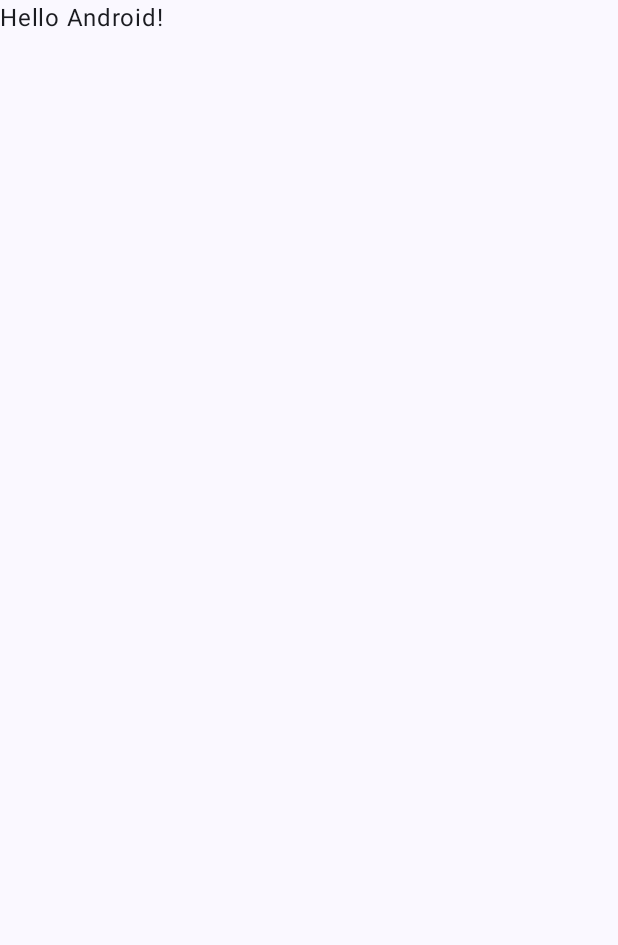
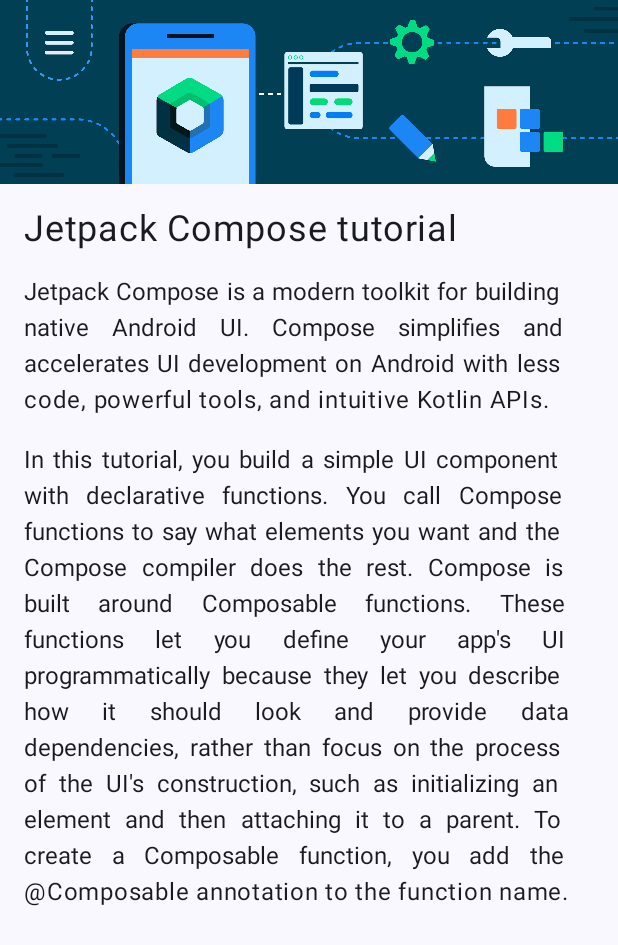
Before and after one commit to Sajeewamalith/Compose_article, an Android app built with Jetpack Compose: the screen it shows after launch (MainActivity), on a phone screen of 412 x 824 dp. Before the commit the part shown is almost empty. Shown: the top 945 px of the screen. Run offline under Robolectric (Android 15) with nearby library versions, the phone set to English and light mode, and no system bars.

Commit message:
Complete ComposeArticle
- Set the image to fill the entire screen's width.
- Set the first Text composable to a 24sp font size and 16dp padding (start, end, bottom, and top).
- Set the second Text composable to a default font size, 16dp padding(start and end), and Justify text align.
- Set the third Text composable to a default font size, 16dp padding (start, end, bottom, and top), and Justify text align.

```diff
--- a/app/src/main/java/com/example/composearticle/MainActivity.kt
+++ b/app/src/main/java/com/example/composearticle/MainActivity.kt
@@ -4,14 +4,23 @@ import android.os.Bundle
 import androidx.activity.ComponentActivity
 import androidx.activity.compose.setContent
 import androidx.activity.enableEdgeToEdge
+import androidx.compose.foundation.Image
+import androidx.compose.foundation.layout.Column
 import androidx.compose.foundation.layout.fillMaxSize
 import androidx.compose.foundation.layout.padding
-import androidx.compose.material3.Scaffold
+import androidx.compose.material3.MaterialTheme
+import androidx.compose.material3.Surface
 import androidx.compose.material3.Text
 import androidx.compose.runtime.Composable
 import androidx.compose.ui.Modifier
+import androidx.compose.ui.res.painterResource
+import androidx.compose.ui.res.stringResource
+import androidx.compose.ui.text.style.TextAlign
 import androidx.compose.ui.tooling.preview.Preview
+import androidx.compose.ui.unit.dp
+import androidx.compose.ui.unit.sp
 import com.example.composearticle.ui.theme.ComposeArticleTheme
+
 
 class MainActivity : ComponentActivity() {
     override fun onCreate(savedInstanceState: Bundle?) {
@@ -19,29 +28,55 @@ class MainActivity : ComponentActivity() {
         enableEdgeToEdge()
         setContent {
             ComposeArticleTheme {
-                Scaffold(modifier = Modifier.fillMaxSize()) { innerPadding ->
-                    Greeting(
-                        name = "Android",
-                        modifier = Modifier.padding(innerPadding)
-                    )
-                }
+               Surface(
+                   modifier = Modifier.fillMaxSize(),
+                   color = MaterialTheme.colorScheme.background
+               ) {
+                       ComposeArticlePage(title = stringResource(R.string.title),
+                           shortDescription = stringResource(R.string.short_description),
+                           longDescription = stringResource(R.string.long_description))
+               }
             }
         }
     }
 }
 
 @Composable
-fun Greeting(name: String, modifier: Modifier = Modifier) {
-    Text(
-        text = "Hello $name!",
-        modifier = modifier
-    )
+fun ComposeArticlePage(title: String, shortDescription: String,
+                       longDescription: String, modifier: Modifier = Modifier) {
+        val image = painterResource(R.drawable.bg_compose_background)
+
+    Column (modifier = modifier){
+        Image(
+            painter = image,
+            contentDescription = null
+        )
+       Text(
+           text = title,
+           fontSize = 24.sp,
+           modifier = Modifier.padding(16.dp)
+       )
+       Text(
+           text = shortDescription,
+           fontSize = 16.sp,
+           modifier = Modifier.padding(start = 16.dp, end = 16.dp),
+           textAlign = TextAlign.Justify)
+       Text(
+           text = longDescription,
+           fontSize = 16.sp,
+           modifier = Modifier.padding(16.dp),
+           textAlign = TextAlign.Justify
+       )
+    }
+
 }
 
 @Preview(showBackground = true)
 @Composable
-fun GreetingPreview() {
+fun ComposeArticlePagePreview() {
     ComposeArticleTheme {
-        Greeting("Android")
+        ComposeArticlePage(title = stringResource(R.string.title),
+            shortDescription = stringResource(R.string.short_description),
+            longDescription = stringResource(R.string.long_description))
     }
 }
--- a/app/src/main/res/values/strings.xml
+++ b/app/src/main/res/values/strings.xml
@@ -1,3 +1,18 @@
 <resources>
     <string name="app_name">Compose article</string>
+
+    <string name="title">Jetpack Compose tutorial</string>
+
+    <string name="short_description">Jetpack Compose is a modern toolkit for building
+        native Android UI. Compose simplifies and accelerates UI development on Android
+        with less code, powerful tools, and intuitive Kotlin APIs.</string>
+
+    <string name="long_description">In this tutorial, you build a simple UI component with
+        declarative functions. You call Compose functions to say what elements you want and
+        the Compose compiler does the rest. Compose is built around Composable functions.
+        These functions let you define your app\'s UI programmatically because they let you
+        describe how it should look and provide data dependencies, rather than focus on the
+        process of the UI\'s construction, such as initializing an element and then attaching
+        it to a parent. To create a Composable function, you add the @Composable annotation
+        to the function name.</string>
 </resources>
```
Also changed, not shown: app/src/main/res/drawable-nodpi/bg_compose_background.png (added).
